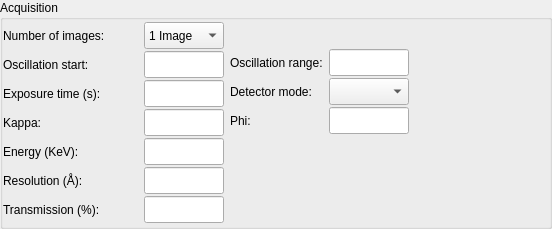
First picture: the form in Bricks/widgets/ui_files/Qt4_acquisition_widget_vertical_simple_layout.ui, repository mxcube/mxcubeqt, before the edit.
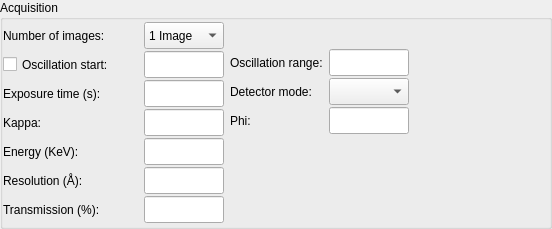
Second picture: the form after the edit.

The edit to the form file:
```diff
--- a/Bricks/widgets/ui_files/Qt4_acquisition_widget_vertical_simple_layout.ui
+++ b/Bricks/widgets/ui_files/Qt4_acquisition_widget_vertical_simple_layout.ui
@@ -112,7 +112,7 @@
                </widget>
               </item>
               <item>
-               <widget class="QLabel" name="osc_start_label">
+               <widget class="QCheckBox" name="osc_start_cbox">
                 <property name="maximumSize">
                  <size>
                   <width>16777215</width>
```
